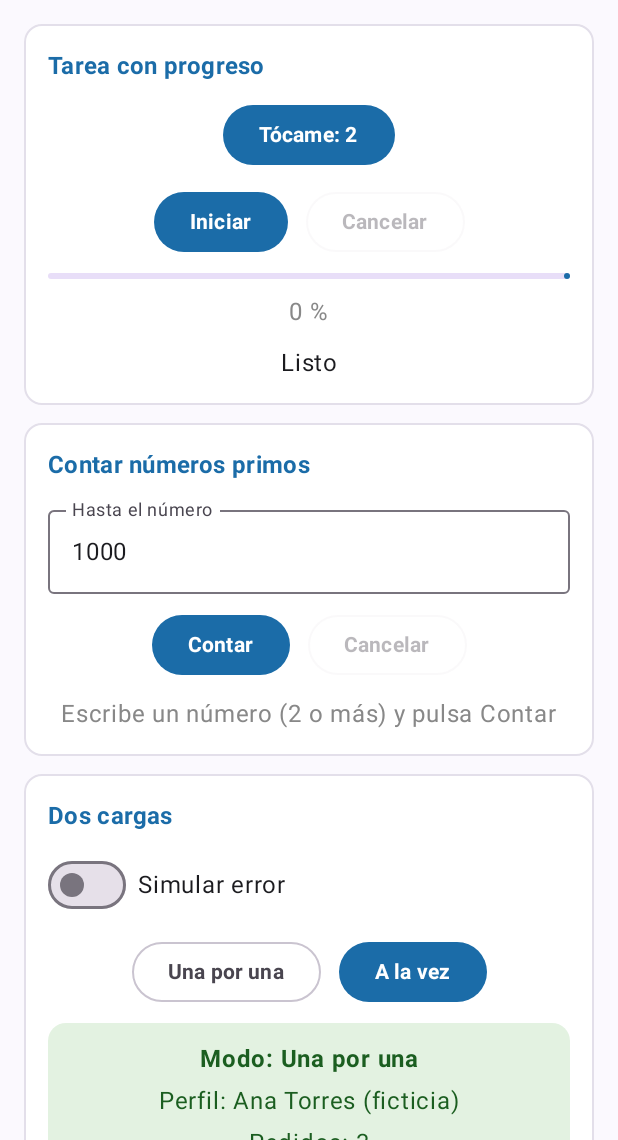
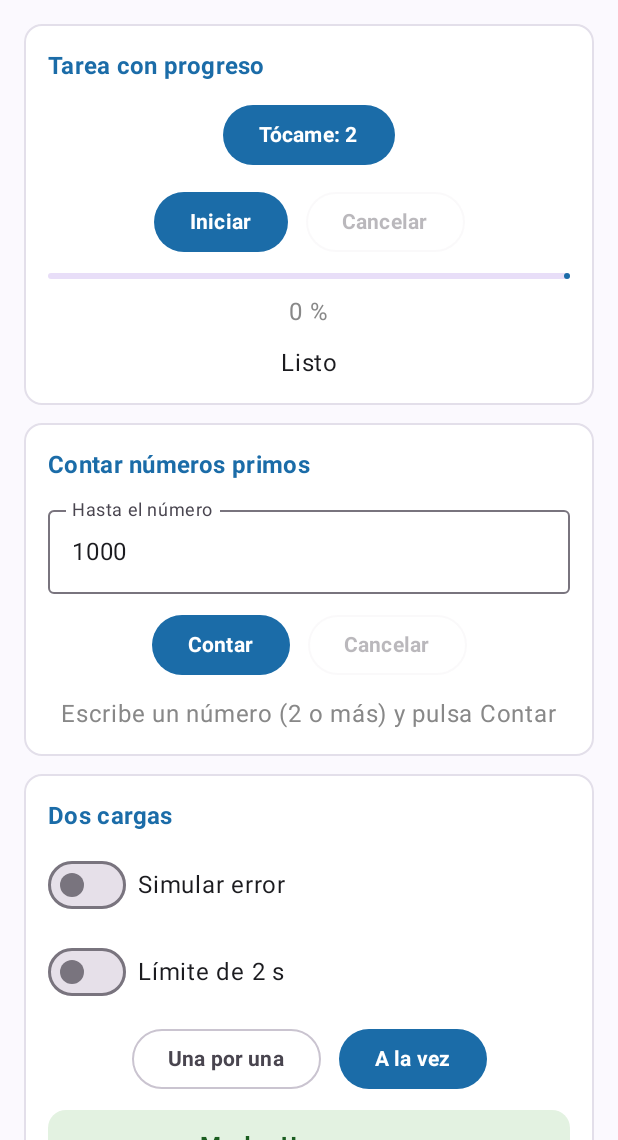
Before and after one commit to LuisMaldo3/CentroTareas, an Android app built with Jetpack Compose: the screen it shows after launch (MainActivity), after a tap on an icon or button, on a phone screen of 412 x 824 dp, the part 96-1236 px from its top. Run offline under Robolectric (Android 15) with nearby library versions, the phone set to English and light mode, and no system bars; 2 other taps on this screen came first.

Commit message:
feat(carga): agrega tiempo maximo de 2 s with withTimeout

```diff
--- a/app/src/main/java/com/maldonado/centrotareas/ui/PantallaTareas.kt
+++ b/app/src/main/java/com/maldonado/centrotareas/ui/PantallaTareas.kt
@@ -171,6 +171,7 @@ private fun TarjetaPrimos(vm: TareasViewModel) {
 private fun TarjetaCargas(vm: TareasViewModel) {
     val carga by vm.carga.collectAsState()
     val simularError by vm.simularError.collectAsState()
+    val limiteActivo by vm.limiteActivo.collectAsState()
     val cargando = carga is CargaUi.Cargando || carga is CargaUi.Reintentando
 
     Tarjeta("Dos cargas") {
@@ -185,6 +186,19 @@ private fun TarjetaCargas(vm: TareasViewModel) {
                 onCheckedChange = { vm.cambiarSimularError(it) }
             )
             Text("Simular error")
+        }
+
+        // Interruptor: Límite de 2 s
+        Row(
+            modifier = Modifier.fillMaxWidth(),
+            verticalAlignment = Alignment.CenterVertically,
+            horizontalArrangement = Arrangement.spacedBy(8.dp)
+        ) {
+            Switch(
+                checked = limiteActivo,
+                onCheckedChange = { vm.cambiarLimite(it) }
+            )
+            Text("Límite de 2 s")
         }
 
         // Los botones se deshabilitan mientras carga (no hay segunda carga)
--- a/app/src/main/java/com/maldonado/centrotareas/viewmodel/TareasViewModel.kt
+++ b/app/src/main/java/com/maldonado/centrotareas/viewmodel/TareasViewModel.kt
@@ -8,6 +8,7 @@ import com.maldonado.centrotareas.model.CargaUi
 import com.maldonado.centrotareas.model.PrimosUi
 import kotlinx.coroutines.CancellationException
 import kotlinx.coroutines.Job
+import kotlinx.coroutines.TimeoutCancellationException
 import kotlinx.coroutines.async
 import kotlinx.coroutines.coroutineScope
 import kotlinx.coroutines.delay
@@ -15,8 +16,10 @@ import kotlinx.coroutines.flow.MutableStateFlow
 import kotlinx.coroutines.flow.StateFlow
 import kotlinx.coroutines.flow.asStateFlow
 import kotlinx.coroutines.launch
+import kotlinx.coroutines.withTimeout
 
 private const val TAG = "HILO"
+private const val LIMITE_MS = 2000L
 
 class TareasViewModel(private val repo: TareasRepository) : ViewModel() {
 
@@ -103,6 +106,13 @@ class TareasViewModel(private val repo: TareasRepository) : ViewModel() {
         _simularError.value = valor
     }
 
+    private val _limiteActivo = MutableStateFlow(false)
+    val limiteActivo: StateFlow<Boolean> = _limiteActivo.asStateFlow()
+
+    fun cambiarLimite(valor: Boolean) {
+        _limiteActivo.value = valor
+    }
+
     // Paso 6a: una por una -> primero el perfil (2 s) y DESPUÉS los pedidos (3 s) ≈ 5 s
     fun cargarUnaPorUna() = cargar("Una por una") {
         val perfil = repo.cargarPerfil()
@@ -155,9 +165,17 @@ class TareasViewModel(private val repo: TareasRepository) : ViewModel() {
             _carga.value = CargaUi.Cargando
             val inicio = System.currentTimeMillis()
             try {
-                val (perfil, pedidos) = conReintentos { bloque() }
+                val (perfil, pedidos) = if (_limiteActivo.value) {
+                    withTimeout(LIMITE_MS) {
+                        conReintentos { bloque() }
+                    }
+                } else {
+                    conReintentos { bloque() }
+                }
                 val ms = System.currentTimeMillis() - inicio
                 _carga.value = CargaUi.Exito(modo, perfil, pedidos.size, ms)
+            } catch (e: TimeoutCancellationException) {
+                _carga.value = CargaUi.Error("Tardó demasiado: se superó el límite de 2 s")
             } catch (e: Exception) {
                 // Primero se deja pasar la cancelación: no es un error de carga
                 if (e is CancellationException) throw e
```
